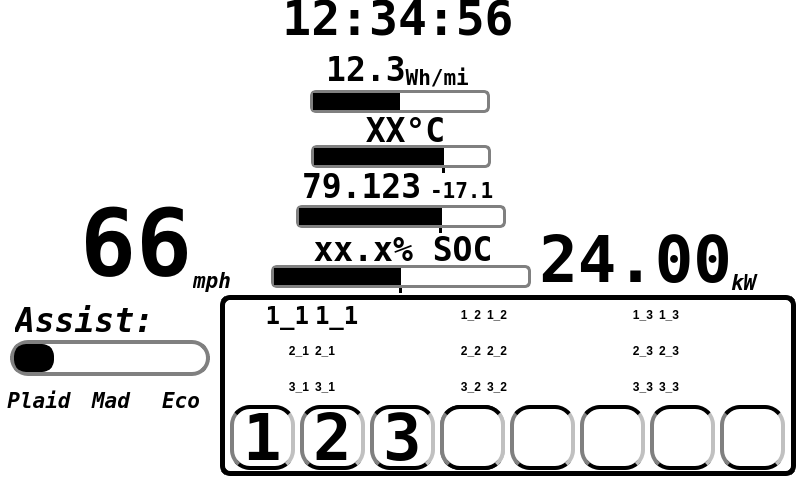
Qt form ampy_800_480.ui (cwkowalski/ASI_AmpyDisplay) before a commit.
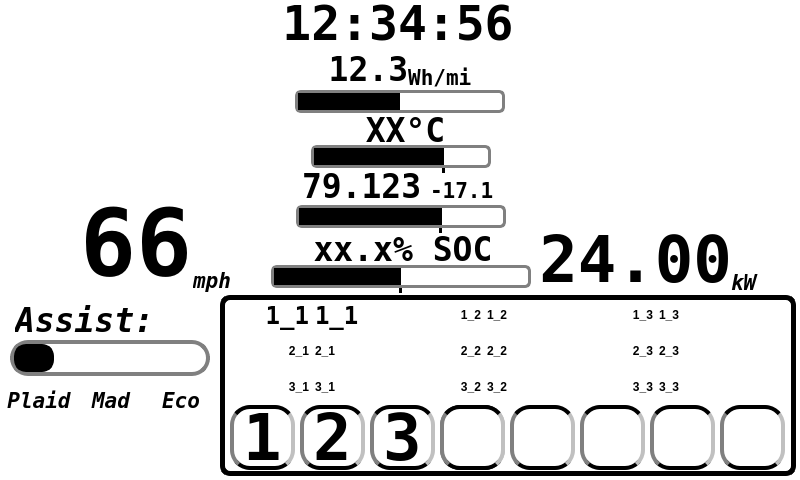
The same form after that commit. Icons and pictures are not drawn. Custom widgets are drawn as their Qt base class.

Commit message: Small fixes for linux compatability and continued extension of ui features-- setup invert theme, fixed popup alignment, re-arranged top-center buttons in UI to bottom row, replaced trip box label instantaneous Wh/mi with a progressbar in place of buttons

Diff of the .ui file:
```diff
--- a/ampy_800_480.ui
+++ b/ampy_800_480.ui
@@ -24,7 +24,7 @@
   </property>
   <widget class="QWidget" name="centralwidget">
    <property name="styleSheet">
-    <string notr="true">QWidget{
+    <string notr="true">QWidget#centralwidget{
 	background: solid white; }
 </string>
    </property>
@@ -1180,7 +1180,7 @@
     <property name="geometry">
      <rect>
       <x>273</x>
-      <y>-5</y>
+      <y>0</y>
       <width>250</width>
       <height>46</height>
      </rect>
@@ -1711,9 +1711,9 @@
    <widget class="QProgressBar" name="WhmiBar">
     <property name="geometry">
      <rect>
-      <x>310</x>
+      <x>295</x>
       <y>90</y>
-      <width>180</width>
+      <width>210</width>
       <height>23</height>
      </rect>
     </property>
@@ -1721,7 +1721,8 @@
      <string notr="true"> QProgressBar::chunk {
      background-color: black;}
 QProgressBar {
-    border-style: solid;
+    background-color: white;
+	border-style: solid;
 	border-color: gray;
 	border-width: 3px;
 border-radius: 6px
@@ -1743,9 +1744,9 @@
    <widget class="QLabel" name="WhmiLabel">
     <property name="geometry">
      <rect>
-      <x>310</x>
+      <x>295</x>
       <y>50</y>
-      <width>175</width>
+      <width>210</width>
       <height>40</height>
      </rect>
     </property>
```
Left out of the diff: 88 changed lines with no effect on the pictures. The commit also changes 7 other files.
